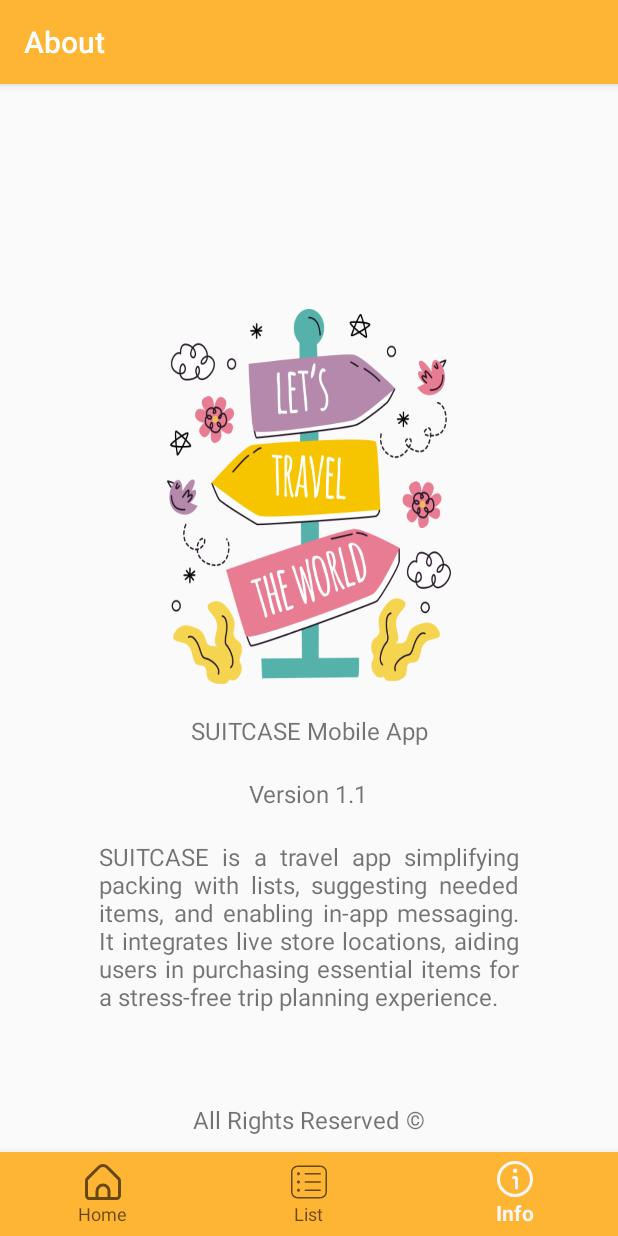
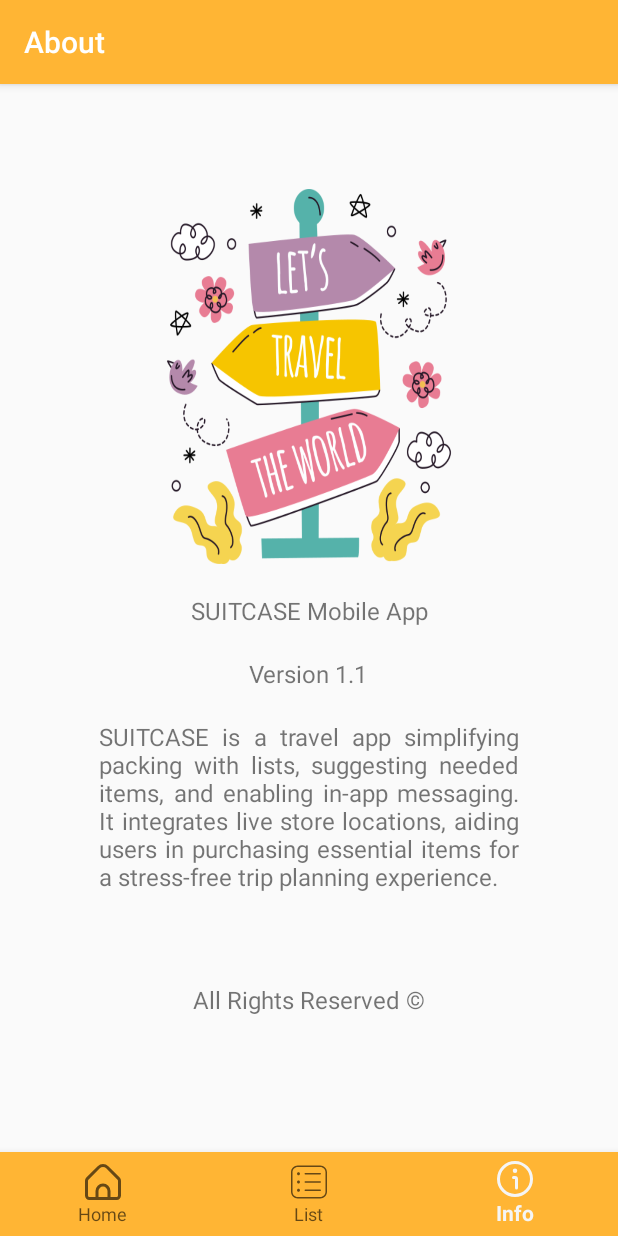
Before and after one commit to IT21224348/Suitcase-mobile-app, an Android app: the AboutActivityPage screen opened directly, with no data from a screen before it, on a phone screen of 412 x 824 dp. Run offline under Robolectric (Android 15) with nearby library versions, the phone set to English and light mode, and no system bars; Roboto replaces fonts that are not available here.

Commit message:
final commit 1.1

```diff
--- a/app/src/main/AndroidManifest.xml
+++ b/app/src/main/AndroidManifest.xml
@@ -16,7 +16,7 @@
         android:allowBackup="true"
         android:dataExtractionRules="@xml/data_extraction_rules"
         android:fullBackupContent="@xml/backup_rules"
-        android:icon="@drawable/start_page_image"
+        android:icon="@mipmap/ic_launcher"
         android:label="@string/app_name"
         android:roundIcon="@mipmap/ic_launcher_round"
         android:supportsRtl="true"
--- a/app/src/main/res/layout/activity_about_page.xml
+++ b/app/src/main/res/layout/activity_about_page.xml
@@ -30,7 +30,7 @@
             android:id="@+id/about_page_image"
             android:layout_width="200dp"
             android:layout_height="250dp"
-            android:layout_marginTop="150dp"
+            android:layout_marginTop="70dp"
             android:layout_gravity="center_horizontal"
             android:background="@drawable/road_signs"
             tools:ignore="MissingConstraints" />
--- a/app/src/main/res/layout/activity_item_list_page.xml
+++ b/app/src/main/res/layout/activity_item_list_page.xml
@@ -22,6 +22,8 @@
         android:id="@+id/itemsRv"
         android:layout_width="match_parent"
         android:layout_height="match_parent"
+        android:layout_marginTop="60dp"
+        app:layout_constraintTop_toBottomOf="@+id/toolbar"
         app:layout_constraintBottom_toBottomOf="@id/bottomNavigationView"
         app:layout_constraintEnd_toEndOf="parent"
         app:layout_constraintHorizontal_bias="0.461"
@@ -35,6 +37,7 @@
         android:layout_height="wrap_content"
         android:layout_marginBottom="20dp"
         android:clickable="true"
+
         app:layout_constraintBottom_toTopOf="@id/bottomNavigationView"
         app:layout_constraintEnd_toEndOf="parent"
         app:layout_constraintHorizontal_bias="0.922"
```
